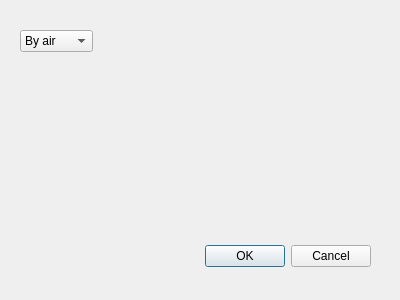
Sapfir0/AvailabilityCalculator, file AvailabilityCalculator/form.ui: the form before one commit.
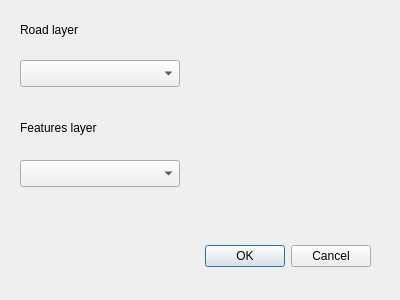
The form after the commit. Custom widgets are drawn as their Qt base class.

Commit message: Убрал лишнее

The edit to the form file:
```diff
--- a/AvailabilityCalculator/form.ui
+++ b/AvailabilityCalculator/form.ui
@@ -29,27 +29,60 @@
     <set>QDialogButtonBox::Cancel|QDialogButtonBox::Ok</set>
    </property>
   </widget>
-  <widget class="QComboBox" name="bufferizationMode">
+  <widget class="QgsMapLayerComboBox" name="roadLayer">
    <property name="geometry">
     <rect>
      <x>20</x>
-     <y>30</y>
-     <width>73</width>
-     <height>22</height>
+     <y>60</y>
+     <width>160</width>
+     <height>27</height>
     </rect>
    </property>
-   <item>
-    <property name="text">
-     <string>By air</string>
-    </property>
-   </item>
-   <item>
-    <property name="text">
-     <string>By isochrones</string>
-    </property>
-   </item>
+  </widget>
+  <widget class="QgsMapLayerComboBox" name="featuresLayer">
+   <property name="geometry">
+    <rect>
+     <x>20</x>
+     <y>160</y>
+     <width>160</width>
+     <height>27</height>
+    </rect>
+   </property>
+  </widget>
+  <widget class="QLabel" name="label">
+   <property name="geometry">
+    <rect>
+     <x>20</x>
+     <y>20</y>
+     <width>111</width>
+     <height>20</height>
+    </rect>
+   </property>
+   <property name="text">
+    <string>Road layer</string>
+   </property>
+  </widget>
+  <widget class="QLabel" name="label_2">
+   <property name="geometry">
+    <rect>
+     <x>20</x>
+     <y>120</y>
+     <width>121</width>
+     <height>16</height>
+    </rect>
+   </property>
+   <property name="text">
+    <string>Features layer</string>
+   </property>
   </widget>
  </widget>
+ <customwidgets>
+  <customwidget>
+   <class>QgsMapLayerComboBox</class>
+   <extends>QComboBox</extends>
+   <header>qgsmaplayercombobox.h</header>
+  </customwidget>
+ </customwidgets>
  <resources/>
  <connections>
   <connection>
```
The commit also changes 2 other files.
